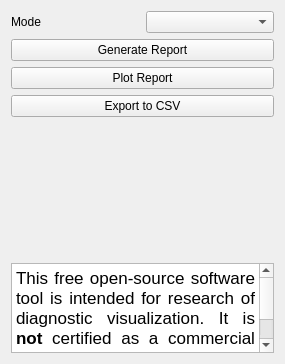
Qt form ilastik/workflows/mriVolumetry/report_drawer.ui (ilastik/ilastik) before a commit.
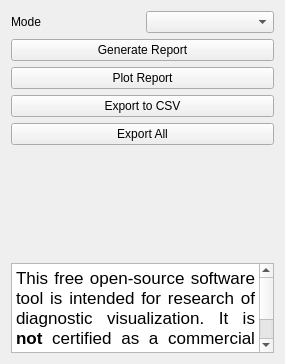
The same form after that commit.

Commit message: Hacks for ExportAllButton in ReportGUI

What changed in the file:
```diff
--- a/ilastik/workflows/mriVolumetry/report_drawer.ui
+++ b/ilastik/workflows/mriVolumetry/report_drawer.ui
@@ -51,6 +51,13 @@
        </property>
       </widget>
      </item>
+     <item>
+      <widget class="QPushButton" name="exportAllButton">
+       <property name="text">
+        <string>Export All</string>
+       </property>
+      </widget>
+     </item>
     </layout>
    </item>
    <item>
```
The commit also changes 3 other files.
